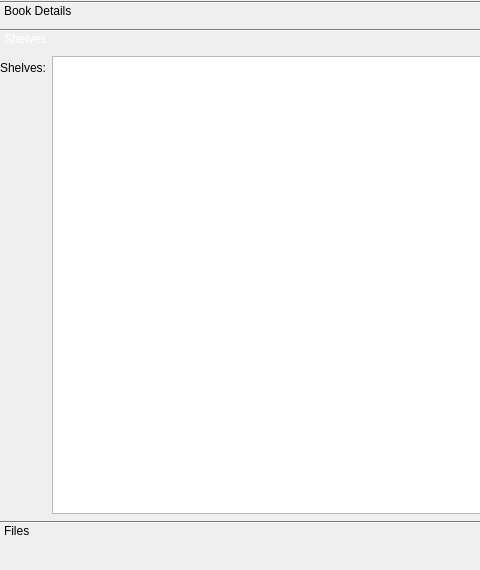
Above: src/ui/book_editor.ui from chrmorais/aranduka before the change; both pictures show x 0 to 480 and y 0 to 570 of the 740 by 570 pixel window. Below: the same form after it.
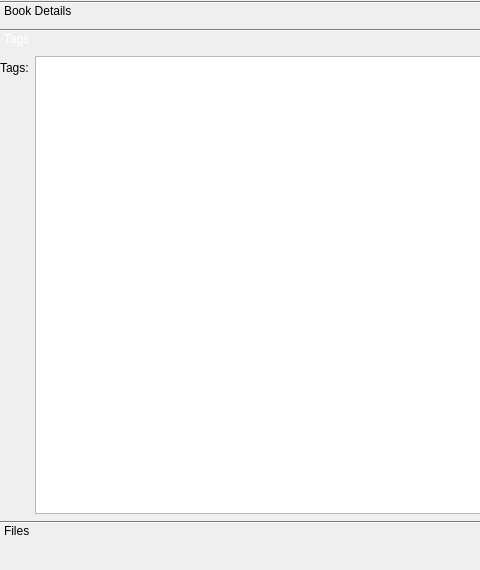
That is the form after the change. The open tabs and pages were chosen to show the change. Icons and pictures are not drawn.

Commit message:
Changing "Shelves" for "Tags" in book editor. Fixes issue 4.
Update issue 4
I have autocratically decided to fix this issue changing "shelves" for "tags", because of the reasons I exposed on Jan 26, 2011. I would kindly accept to be overthrown by a democratic decision to do otherwise. However, until then, this matter is settled.

```diff
--- a/src/ui/book_editor.ui
+++ b/src/ui/book_editor.ui
@@ -173,7 +173,7 @@
        </rect>
       </property>
       <attribute name="label">
-       <string>Shelves</string>
+       <string>Tags</string>
       </attribute>
       <layout class="QFormLayout" name="formLayout_2">
        <property name="margin">
@@ -182,7 +182,7 @@
        <item row="0" column="0">
         <widget class="QLabel" name="label_4">
          <property name="text">
-          <string>Shelves:</string>
+          <string>Tags:</string>
          </property>
         </widget>
        </item>
```
The commit also changes 1 other file.
